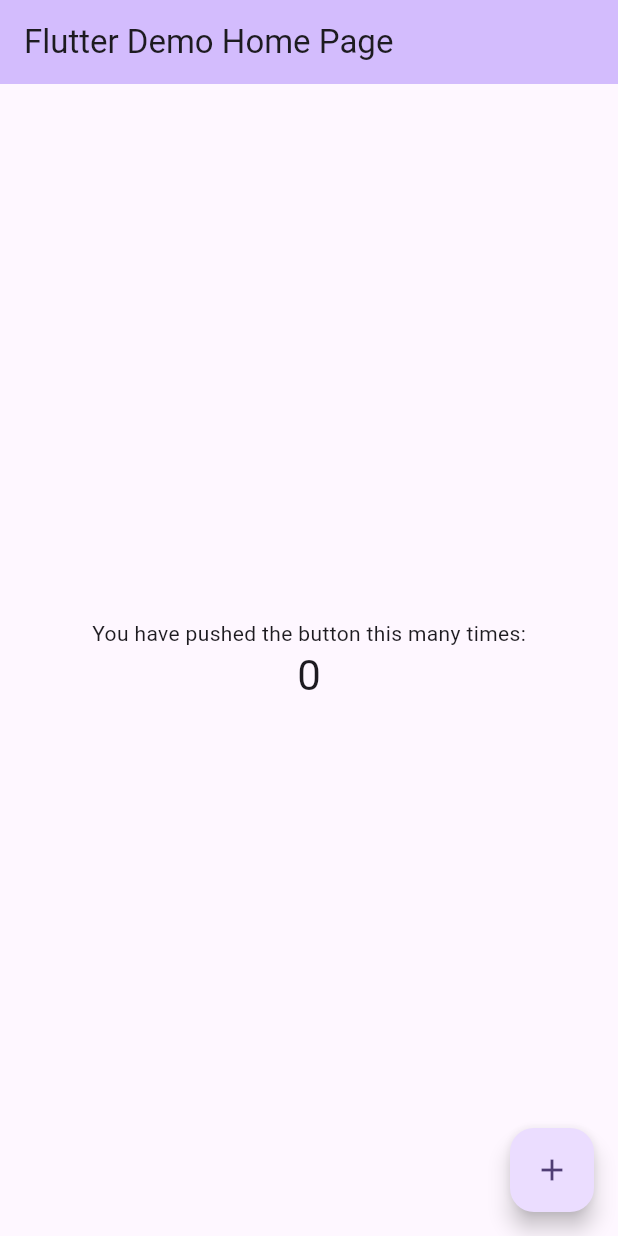
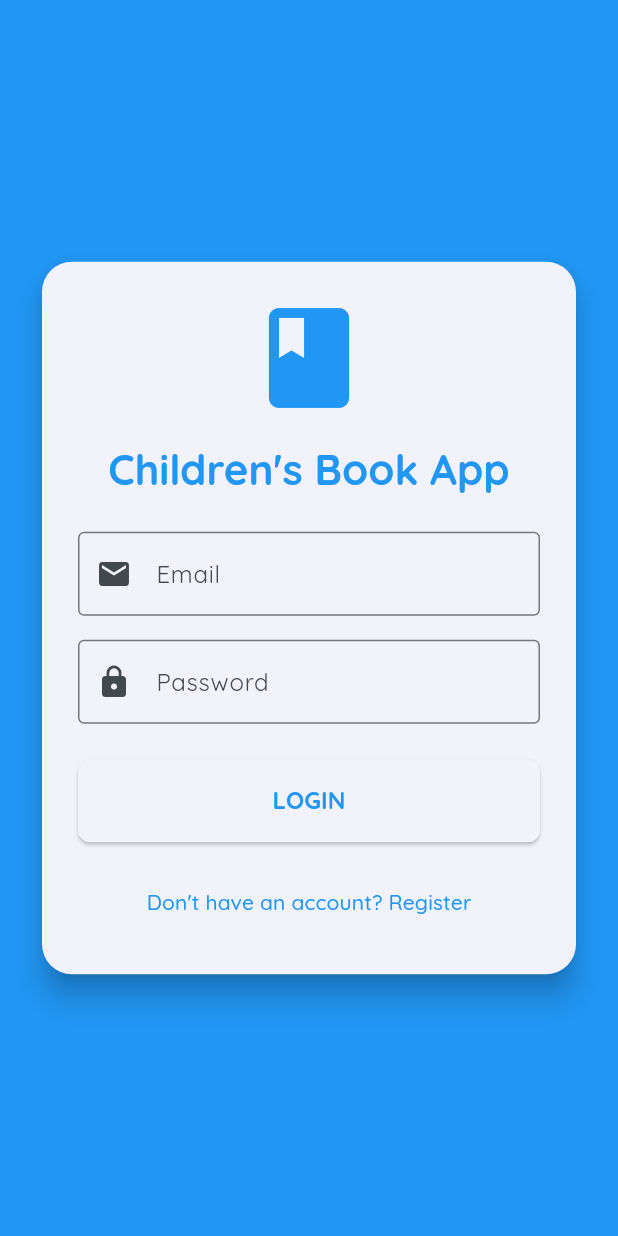
Before and after one commit to yashermeeran/childrens_books_app, a Flutter app: the screen it shows after launch, on a phone screen of 412 x 824 dp. Run offline on Flutter 3.47's test engine with Material 3 defaults, Android fonts, the phone set to English and light mode, and no system bars.

Commit message:
Created main dart

```diff
--- a/lib/main.dart
+++ b/lib/main.dart
@@ -1,4 +1,5 @@
 import 'package:flutter/material.dart';
+import 'screens/login_screen.dart';
 
 void main() {
   runApp(const MyApp());
@@ -7,116 +8,31 @@ void main() {
 class MyApp extends StatelessWidget {
   const MyApp({super.key});
 
-  // This widget is the root of your application.
   @override
   Widget build(BuildContext context) {
     return MaterialApp(
-      title: 'Flutter Demo',
+      title: 'Children\'s Book App',
       theme: ThemeData(
-        // This is the theme of your application.
-        //
-        // TRY THIS: Try running your application with "flutter run". You'll see
-        // the application has a purple toolbar. Then, without quitting the app,
-        // try changing the seedColor in the colorScheme below to Colors.green
-        // and then invoke "hot reload" (save your changes or press the "hot
-        // reload" button in a Flutter-supported IDE, or press "r" if you used
-        // the command line to start the app).
-        //
-        // Notice that the counter didn't reset back to zero; the application
-        // state is not lost during the reload. To reset the state, use hot
-        // restart instead.
-        //
-        // This works for code too, not just values: Most code changes can be
-        // tested with just a hot reload.
-        colorScheme: ColorScheme.fromSeed(seedColor: Colors.deepPurple),
+        primarySwatch: Colors.blue,
+        colorScheme: ColorScheme.fromSeed(
+          seedColor: Colors.blue,
+          primary: Colors.blue,
+          secondary: Colors.orange,
+          tertiary: Colors.green,
+        ),
+        fontFamily: 'Quicksand',
+        textTheme: const TextTheme(
+          displayLarge: TextStyle(fontSize: 24, fontWeight: FontWeight.bold),
+          displayMedium: TextStyle(fontSize: 20, fontWeight: FontWeight.bold),
+          bodyLarge: TextStyle(fontSize: 16),
+          bodyMedium: TextStyle(fontSize: 14),
+        ),
+        useMaterial3: true,
       ),
-      home: const MyHomePage(title: 'Flutter Demo Home Page'),
+      initialRoute: '/login',
+      routes: {
+        '/login': (context) => const LoginScreen(),
+      },
     );
   }
 }
-
-class MyHomePage extends StatefulWidget {
-  const MyHomePage({super.key, required this.title});
-
-  // This widget is the home page of your application. It is stateful, meaning
-  // that it has a State object (defined below) that contains fields that affect
-  // how it looks.
-
-  // This class is the configuration for the state. It holds the values (in this
-  // case the title) provided by the parent (in this case the App widget) and
-  // used by the build method of the State. Fields in a Widget subclass are
-  // always marked "final".
-
-  final String title;
-
-  @override
-  State<MyHomePage> createState() => _MyHomePageState();
-}
-
-class _MyHomePageState extends State<MyHomePage> {
-  int _counter = 0;
-
-  void _incrementCounter() {
-    setState(() {
-      // This call to setState tells the Flutter framework that something has
-      // changed in this State, which causes it to rerun the build method below
-      // so that the display can reflect the updated values. If we changed
-      // _counter without calling setState(), then the build method would not be
-      // called again, and so nothing would appear to happen.
-      _counter++;
-    });
-  }
-
-  @override
-  Widget build(BuildContext context) {
-    // This method is rerun every time setState is called, for instance as done
-    // by the _incrementCounter method above.
-    //
-    // The Flutter framework has been optimized to make rerunning build methods
-    // fast, so that you can just rebuild anything that needs updating rather
-    // than having to individually change instances of widgets.
-    return Scaffold(
-      appBar: AppBar(
-        // TRY THIS: Try changing the color here to a specific color (to
-        // Colors.amber, perhaps?) and trigger a hot reload to see the AppBar
-        // change color while the other colors stay the same.
-        backgroundColor: Theme.of(context).colorScheme.inversePrimary,
-        // Here we take the value from the MyHomePage object that was created by
-        // the App.build method, and use it to set our appbar title.
-        title: Text(widget.title),
-      ),
-      body: Center(
-        // Center is a layout widget. It takes a single child and positions it
-        // in the middle of the parent.
-        child: Column(
-          // Column is also a layout widget. It takes a list of children and
-          // arranges them vertically. By default, it sizes itself to fit its
-          // children horizontally, and tries to be as tall as its parent.
-          //
-          // Column has various properties to control how it sizes itself and
-          // how it positions its children. Here we use mainAxisAlignment to
-          // center the children vertically; the main axis here is the vertical
-          // axis because Columns are vertical (the cross axis would be
-          // horizontal).
-          //
-          // TRY THIS: Invoke "debug painting" (choose the "Toggle Debug Paint"
-          // action in the IDE, or press "p" in the console), to see the
-          // wireframe for each widget.
-          mainAxisAlignment: MainAxisAlignment.center,
-          children: <Widget>[
-            const Text('You have pushed the button this many times:'),
-            Text(
-              '$_counter',
-              style: Theme.of(context).textTheme.headlineMedium,
-            ),
-          ],
-        ),
-      ),
-      floatingActionButton: FloatingActionButton(
-        onPressed: _incrementCounter,
-        tooltip: 'Increment',
-        child: const Icon(Icons.add),
-      ), // This trailing comma makes auto-formatting nicer for build methods.
-    );
-  }
-}
--- /dev/null
+++ b/lib/screens/login_screen.dart
@@ -0,0 +1,171 @@
+import 'package:flutter/material.dart';
+
+class LoginScreen extends StatefulWidget {
+  const LoginScreen({super.key});
+
+  @override
+  State<LoginScreen> createState() => _LoginScreenState();
+}
+
+class _LoginScreenState extends State<LoginScreen> {
+  final _formKey = GlobalKey<FormState>();
+  final _usernameController = TextEditingController();
+  final _emailController = TextEditingController();
+  final _passwordController = TextEditingController();
+  bool _isLogin = true;
+  bool _isLoading = false;
+
+  @override
+  void dispose() {
+    _usernameController.dispose();
+    _emailController.dispose();
+    _passwordController.dispose();
+    super.dispose();
+  }
+
+  void _toggleAuthMode() {
+    setState(() {
+      _isLogin = !_isLogin;
+    });
+  }
+
+  @override
+  Widget build(BuildContext context) {
+    return Scaffold(
+      body: Container(
+        color: Theme.of(context).colorScheme.primary,
+        child: SafeArea(
+          child: Center(
+            child: SingleChildScrollView(
+              padding: const EdgeInsets.all(24),
+              child: Card(
+                shape: RoundedRectangleBorder(
+                  borderRadius: BorderRadius.circular(20),
+                ),
+                elevation: 8,
+                child: Padding(
+                  padding: const EdgeInsets.all(24),
+                  child: Form(
+                    key: _formKey,
+                    child: Column(
+                      mainAxisSize: MainAxisSize.min,
+                      children: [
+                        const Icon(
+                          Icons.book,
+                          size: 80,
+                          color: Colors.blue,
+                        ),
+                        const SizedBox(height: 16),
+                        Text(
+                          'Children\'s Book App',
+                          style: Theme.of(context)
+                              .textTheme
+                              .headlineMedium
+                              ?.copyWith(
+                                fontWeight: FontWeight.bold,
+                                color: Theme.of(context).colorScheme.primary,
+                              ),
+                        ),
+                        const SizedBox(height: 24),
+                        if (!_isLogin)
+                          TextFormField(
+                            controller: _usernameController,
+                            decoration: const InputDecoration(
+                              labelText: 'Username',
+                              prefixIcon: Icon(Icons.person),
+                              border: OutlineInputBorder(),
+                            ),
+                            validator: (value) {
+                              if (value == null || value.isEmpty) {
+                                return 'Please enter your username';
+                              }
+                              return null;
+                            },
+                          ),
+                        if (!_isLogin) const SizedBox(height: 16),
+                        TextFormField(
+                          controller: _emailController,
+                          decoration: const InputDecoration(
+                            labelText: 'Email',
+                            prefixIcon: Icon(Icons.email),
+                            border: OutlineInputBorder(),
+                          ),
+                          keyboardType: TextInputType.emailAddress,
+                          validator: (value) {
+                            if (value == null || value.isEmpty) {
+                              return 'Please enter your email';
+                            }
+                            if (!value.contains('@')) {
+                              return 'Please enter a valid email';
+                            }
+                            return null;
+                          },
+                        ),
+                        const SizedBox(height: 16),
+                        TextFormField(
+                          controller: _passwordController,
+                          decoration: const InputDecoration(
+                            labelText: 'Password',
+                            prefixIcon: Icon(Icons.lock),
+                            border: OutlineInputBorder(),
+                          ),
+                          obscureText: true,
+                          validator: (value) {
+                            if (value == null || value.isEmpty) {
+                              return 'Please enter your password';
+                            }
+                            if (value.length < 6) {
+                              return 'Password must be at least 6 characters';
+                            }
+                            return null;
+                          },
+                        ),
+                        const SizedBox(height: 24),
+                        SizedBox(
+                          width: double.infinity,
+                          child: ElevatedButton(
+                            onPressed: _isLoading ? null : () {},
+                            style: ElevatedButton.styleFrom(
+                              padding: const EdgeInsets.symmetric(vertical: 16),
+                              shape: RoundedRectangleBorder(
+                                borderRadius: BorderRadius.circular(8),
+                              ),
+                            ),
+                            child: _isLoading
+                                ? const SizedBox(
+                                    height: 20,
+                                    width: 20,
+                                    child: CircularProgressIndicator(
+                                      strokeWidth: 2,
+                                    ),
+                                  )
+                                : Text(
+                                    _isLogin ? 'LOGIN' : 'REGISTER',
+                                    style: const TextStyle(
+                                      fontSize: 16,
+                                      fontWeight: FontWeight.bold,
+                                    ),
+                                  ),
+                          ),
+                        ),
+                        const SizedBox(height: 16),
+                        TextButton(
+                          onPressed: _toggleAuthMode,
+                          child: Text(
+                            _isLogin
+                                ? 'Don\'t have an account? Register'
+                                : 'Already have an account? Login',
+                          ),
+                        ),
+                      ],
+                    ),
+                  ),
+                ),
+              ),
+            ),
+          ),
+        ),
+      ),
+    );
+  }
+}
```
Also changed, not shown: assets/fonts/OFL.txt (added, +93 -0 lines), lib/screens/splash_screen.dart (added, +63 -0 lines), pubspec.yaml (+26 -76 lines), assets/fonts/Quicksand-Bold.ttf (added), assets/fonts/Quicksand-Light.ttf (added), assets/fonts/Quicksand-Medium.ttf (added), assets/fonts/Quicksand-Regular.ttf (added), assets/fonts/Quicksand-VariableFont_wght.ttf (added), assets/fonts/README.txt (added), assets/fonts/static/Quicksand-Bold.ttf (added), assets/fonts/static/Quicksand-Light.ttf (added), assets/fonts/static/Quicksand-Medium.ttf (added), assets/fonts/static/Quicksand-Regular.ttf (added), assets/fonts/static/Quicksand-SemiBold.ttf (added), 1 more files, 13 other files.
